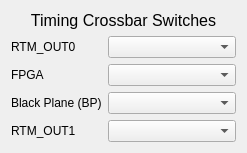
This is new_look/timing.ui in cristinasewell/ATCA_PyDM_Screens as Qt 5 draws it before an edit. The edited form follows.
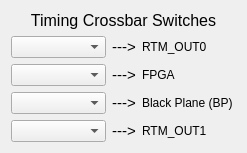
This is the edited form. Custom widgets are drawn as their Qt base class.

Patch:
```diff
--- a/new_look/timing.ui
+++ b/new_look/timing.ui
@@ -30,16 +30,60 @@
     </widget>
    </item>
    <item>
-    <layout class="QGridLayout" name="gridLayout" columnstretch="0,1">
-     <item row="0" column="0">
-      <widget class="QLabel" name="label_2">
+    <layout class="QGridLayout" name="gridLayout" columnstretch="0,0,0,0">
+     <item row="3" column="1">
+      <widget class="PyDMEnumComboBox" name="PyDMEnumComboBox_4">
+       <property name="sizePolicy">
+        <sizepolicy hsizetype="Preferred" vsizetype="Fixed">
+         <horstretch>1</horstretch>
+         <verstretch>1</verstretch>
+        </sizepolicy>
+       </property>
+       <property name="toolTip">
+        <string/>
+       </property>
+       <property name="channel" stdset="0">
+        <string>ca://${DEVICE}:TCRB3:OUTPUTCONFIG</string>
+       </property>
+      </widget>
+     </item>
+     <item row="2" column="3">
+      <widget class="QLabel" name="label_4">
+       <property name="sizePolicy">
+        <sizepolicy hsizetype="Preferred" vsizetype="Preferred">
+         <horstretch>1</horstretch>
+         <verstretch>1</verstretch>
+        </sizepolicy>
+       </property>
        <property name="text">
-        <string>RTM_OUT0</string>
+        <string>Black Plane (BP)</string>
+       </property>
+      </widget>
+     </item>
+     <item row="1" column="1">
+      <widget class="PyDMEnumComboBox" name="PyDMEnumComboBox_2">
+       <property name="sizePolicy">
+        <sizepolicy hsizetype="Preferred" vsizetype="Fixed">
+         <horstretch>1</horstretch>
+         <verstretch>1</verstretch>
+        </sizepolicy>
+       </property>
+       <property name="toolTip">
+        <string/>
+       </property>
+       <property name="channel" stdset="0">
+        <string>ca://${DEVICE}:TCRB1:OUTPUTCONFIG</string>
        </property>
       </widget>
      </item>
      <item row="0" column="1">
       <widget class="PyDMEnumComboBox" name="PyDMEnumComboBox">
+       <property name="sizePolicy">
+        <sizepolicy hsizetype="Preferred" vsizetype="Fixed">
+         <horstretch>1</horstretch>
+         <verstretch>1</verstretch>
+        </sizepolicy>
+       </property>
        <property name="toolTip">
         <string/>
        </property>
@@ -48,32 +92,40 @@
        </property>
       </widget>
      </item>
-     <item row="1" column="0">
+     <item row="0" column="3">
+      <widget class="QLabel" name="label_2">
+       <property name="sizePolicy">
+        <sizepolicy hsizetype="Preferred" vsizetype="Preferred">
+         <horstretch>1</horstretch>
+         <verstretch>1</verstretch>
+        </sizepolicy>
+       </property>
+       <property name="text">
+        <string>RTM_OUT0</string>
+       </property>
+      </widget>
+     </item>
+     <item row="1" column="3">
       <widget class="QLabel" name="label_3">
+       <property name="sizePolicy">
+        <sizepolicy hsizetype="Preferred" vsizetype="Preferred">
+         <horstretch>1</horstretch>
+         <verstretch>1</verstretch>
+        </sizepolicy>
+       </property>
        <property name="text">
         <string>FPGA</string>
        </property>
       </widget>
      </item>
-     <item row="1" column="1">
-      <widget class="PyDMEnumComboBox" name="PyDMEnumComboBox_2">
-       <property name="toolTip">
-        <string/>
-       </property>
-       <property name="channel" stdset="0">
-        <string>ca://${DEVICE}:TCRB1:OUTPUTCONFIG</string>
-       </property>
-      </widget>
-     </item>
-     <item row="2" column="0">
-      <widget class="QLabel" name="label_4">
-       <property name="text">
-        <string>Black Plane (BP)</string>
-       </property>
-      </widget>
-     </item>
      <item row="2" column="1">
       <widget class="PyDMEnumComboBox" name="PyDMEnumComboBox_3">
+       <property name="sizePolicy">
+        <sizepolicy hsizetype="Preferred" vsizetype="Fixed">
+         <horstretch>1</horstretch>
+         <verstretch>1</verstretch>
+        </sizepolicy>
+       </property>
        <property name="toolTip">
         <string/>
        </property>
@@ -82,20 +134,79 @@
        </property>
       </widget>
      </item>
-     <item row="3" column="0">
+     <item row="3" column="3">
       <widget class="QLabel" name="label_5">
+       <property name="sizePolicy">
+        <sizepolicy hsizetype="Preferred" vsizetype="Preferred">
+         <horstretch>1</horstretch>
+         <verstretch>1</verstretch>
+        </sizepolicy>
+       </property>
        <property name="text">
         <string>RTM_OUT1</string>
        </property>
       </widget>
      </item>
-     <item row="3" column="1">
-      <widget class="PyDMEnumComboBox" name="PyDMEnumComboBox_4">
-       <property name="toolTip">
-        <string/>
+     <item row="0" column="2">
+      <widget class="QLabel" name="label_6">
+       <property name="font">
+        <font>
+         <pointsize>11</pointsize>
+        </font>
        </property>
-       <property name="channel" stdset="0">
-        <string>ca://${DEVICE}:TCRB3:OUTPUTCONFIG</string>
+       <property name="text">
+        <string>---&gt;</string>
+       </property>
+       <property name="textFormat">
+        <enum>Qt::AutoText</enum>
+       </property>
+       <property name="alignment">
+        <set>Qt::AlignCenter</set>
+       </property>
+      </widget>
+     </item>
+     <item row="1" column="2">
+      <widget class="QLabel" name="label_7">
+       <property name="font">
+        <font>
+         <pointsize>11</pointsize>
+        </font>
+       </property>
+       <property name="text">
+        <string>---&gt;</string>
+       </property>
+       <property name="alignment">
+        <set>Qt::AlignCenter</set>
+       </property>
+      </widget>
+     </item>
+     <item row="2" column="2">
+      <widget class="QLabel" name="label_8">
+       <property name="font">
+        <font>
+         <pointsize>11</pointsize>
+        </font>
+       </property>
+       <property name="text">
+        <string>---&gt;</string>
+       </property>
+       <property name="alignment">
+        <set>Qt::AlignCenter</set>
+       </property>
+      </widget>
+     </item>
+     <item row="3" column="2">
+      <widget class="QLabel" name="label_9">
+       <property name="font">
+        <font>
+         <pointsize>11</pointsize>
+        </font>
+       </property>
+       <property name="text">
+        <string>---&gt;</string>
+       </property>
+       <property name="alignment">
+        <set>Qt::AlignCenter</set>
        </property>
       </widget>
      </item>
```
